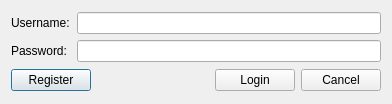
This is src/form_user_login.ui in kelsos/mra as Qt 5 draws it before an edit. The edited form follows.
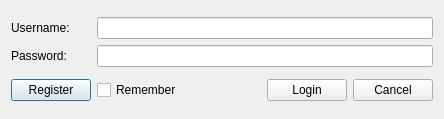
This is the edited form.

Diff of the .ui file:
```diff
--- a/src/form_user_login.ui
+++ b/src/form_user_login.ui
@@ -6,8 +6,8 @@
    <rect>
     <x>0</x>
     <y>0</y>
-    <width>392</width>
-    <height>104</height>
+    <width>444</width>
+    <height>119</height>
    </rect>
   </property>
   <property name="windowTitle">
@@ -28,7 +28,7 @@
          </property>
          <property name="minimumSize">
           <size>
-           <width>60</width>
+           <width>80</width>
            <height>0</height>
           </size>
          </property>
@@ -60,7 +60,7 @@
          </property>
          <property name="minimumSize">
           <size>
-           <width>60</width>
+           <width>80</width>
            <height>0</height>
           </size>
          </property>
@@ -91,6 +91,17 @@
        </property>
       </widget>
      </item>
+     <item>
+      <layout class="QHBoxLayout" name="horizontalLayout">
+       <item>
+        <widget class="QCheckBox" name="rememberUserCheckbox">
+         <property name="text">
+          <string>Remember</string>
+         </property>
+        </widget>
+       </item>
+      </layout>
+     </item>
      <item>
       <spacer name="buttonBarHorizontalSpacer">
        <property name="orientation">
```
